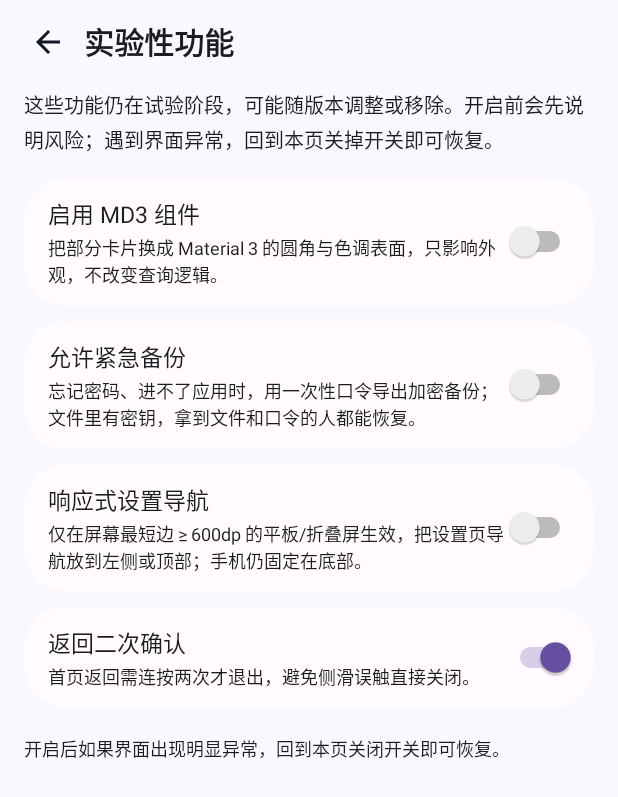
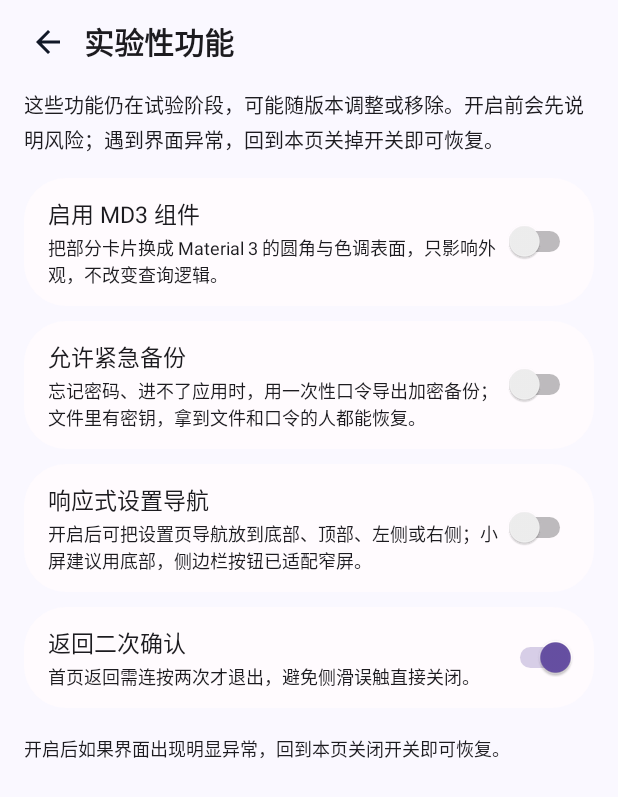
Before and after one commit to RXHrxh520/APIBalance, an Android app: the fragment ExperimentalFragment shown on its own in the app's theme, on a phone screen of 412 x 824 dp. Shown: the top 797 px of the screen. Run offline under Robolectric (Android 15) with nearby library versions, the phone set to English and light mode, and no system bars; network calls fail.

Commit message:
fix(nav): 允许小屏切换顶部/左侧/右侧导航，不再强制底部

```diff
--- a/app/src/main/java/asia/rxh/apibalance/ExperimentalFragment.java
+++ b/app/src/main/java/asia/rxh/apibalance/ExperimentalFragment.java
@@ -66,10 +66,7 @@ public class ExperimentalFragment extends Fragment {
                 if (getActivity() instanceof MainActivity) {
                     ((MainActivity) getActivity()).applyNavBarPosition();
                 }
-                if (getResources().getConfiguration().smallestScreenWidthDp < 600) {
-                    android.widget.Toast.makeText(getActivity(), getString(R.string.exp_nav_phone_hint),
-                            android.widget.Toast.LENGTH_SHORT).show();
-                }
+
             });
         }
 
--- a/app/src/main/res/values/strings.xml
+++ b/app/src/main/res/values/strings.xml
@@ -1065,7 +1065,7 @@
     <string name="exp_emergency_title">允许紧急备份</string>
     <string name="exp_emergency_desc">忘记密码、进不了应用时，用一次性口令导出加密备份；文件里有密钥，拿到文件和口令的人都能恢复。</string>
     <string name="exp_responsive_title">响应式设置导航</string>
-    <string name="exp_responsive_desc">仅在屏幕最短边 ≥ 600dp 的平板/折叠屏生效，把设置页导航放到左侧或顶部；手机仍固定在底部。</string>
+    <string name="exp_responsive_desc">开启后可把设置页导航放到底部、顶部、左侧或右侧；小屏建议用底部，侧边栏按钮已适配窄屏。</string>
     <string name="exp_nav_bottom">底部</string>
     <string name="exp_nav_position_title">设置页导航位置</string>
     <string name="exp_nav_left">左侧</string>
```
Also changed, not shown: app/src/main/java/asia/rxh/apibalance/MainActivity.java (+4 -7 lines), 3 other files.
